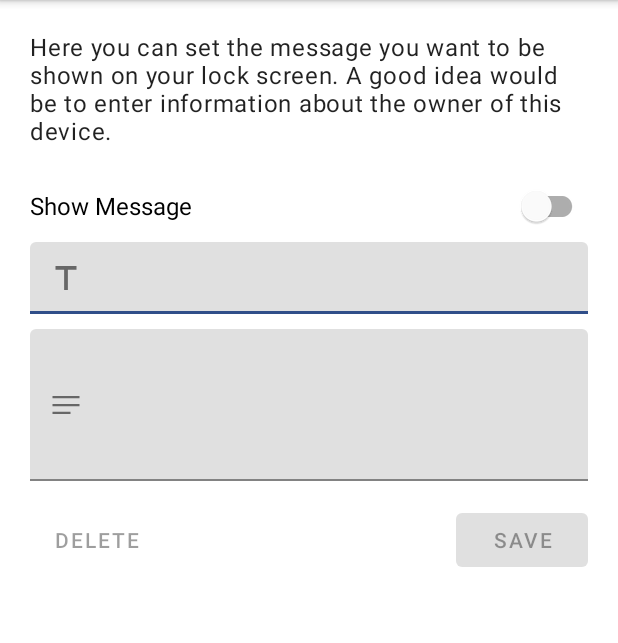
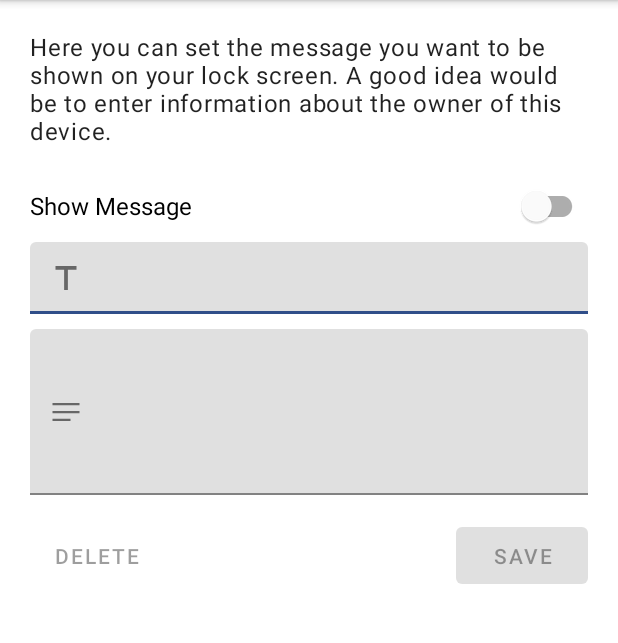
Before and after one commit to isabellwaas/LockScreenMessage, an Android app: the screen it shows after launch (MainActivity), on a phone screen of 412 x 824 dp, the part 84-727 px from its top. Run offline under Robolectric (Android 15) with nearby library versions, the phone set to English and light mode, and no system bars.

Commit message:
Optimize theming and styling

```diff
--- a/app/src/main/res/layout/activity_licenses.xml
+++ b/app/src/main/res/layout/activity_licenses.xml
@@ -12,13 +12,10 @@
         android:layout_marginBottom="154dp">
 
         <com.google.android.material.appbar.MaterialToolbar
+            style="@style/toolbarStyle"
             android:id="@+id/top_app_bar"
-            style="@style/Widget.MaterialComponents.Toolbar.Primary"
-            android:layout_width="match_parent"
-            android:layout_height="?attr/actionBarSize"
             app:title="@string/licences"
             app:navigationIcon="?attr/homeAsUpIndicator"/>
-
     </com.google.android.material.appbar.AppBarLayout>
 
     <WebView
@@ -26,5 +23,4 @@
         android:layout_width="match_parent"
         android:layout_height="match_parent"
         android:layout_marginTop="50dp"/>
-
 </RelativeLayout>
--- a/app/src/main/res/layout/activity_main.xml
+++ b/app/src/main/res/layout/activity_main.xml
@@ -11,13 +11,10 @@
         android:layout_height="wrap_content">
 
         <com.google.android.material.appbar.MaterialToolbar
+            style="@style/toolbarStyle"
             android:id="@+id/top_app_bar"
-            android:layout_width="match_parent"
-            android:layout_height="?attr/actionBarSize"
             app:title="@string/app_name"
-            app:menu="@menu/menu_top_app_bar"
-            style="@style/Widget.MaterialComponents.Toolbar.Primary"
-            />
+            app:menu="@menu/menu_top_app_bar" />
     </com.google.android.material.appbar.AppBarLayout>
 
     <androidx.core.widget.NestedScrollView
@@ -34,7 +31,6 @@
             android:layout_marginRight="20dp"
             android:layout_marginTop="20dp"
             tools:layout_editor_absoluteX="225dp">
-
 
             <TextView
                 android:id="@+id/text_view"
@@ -55,39 +51,27 @@
                 android:textSize="16sp"/>
 
             <com.google.android.material.textfield.TextInputLayout
+                style="@style/textInputLayoutStyle"
                 android:id="@+id/title_text_input"
-                android:layout_width="match_parent"
-                android:layout_height="wrap_content"
                 android:layout_marginBottom="10dp"
-                app:startIconDrawable="@drawable/ic_title"
-                app:hintEnabled="false">
+                app:startIconDrawable="@drawable/ic_title">
 
                 <com.google.android.material.textfield.TextInputEditText
-                    android:layout_width="match_parent"
-                    android:layout_height="wrap_content"
+                    style="@style/textInputEditTextStyle"
                     android:singleLine="true"
-                    android:maxLength="65"
-                    android:gravity="top"
-                    android:paddingTop="13dp"
-                    />
+                    android:maxLength="65"/>
             </com.google.android.material.textfield.TextInputLayout>
 
             <com.google.android.material.textfield.TextInputLayout
+                style="@style/textInputLayoutStyle"
                 android:id="@+id/content_text_input"
-                android:layout_width="match_parent"
-                android:layout_height="wrap_content"
-                app:startIconDrawable="@drawable/ic_notes"
-                app:hintEnabled="false">
+                app:startIconDrawable="@drawable/ic_notes">
 
                 <com.google.android.material.textfield.TextInputEditText
-                    android:layout_width="match_parent"
-                    android:layout_height="wrap_content"
+                    style="@style/textInputEditTextStyle"
                     android:minLines="4"
                     android:maxLines="4"
-                    android:maxLength="240"
-                    android:gravity="top"
-                    android:paddingTop="13dp"
-                    />
+                    android:maxLength="240"/>
             </com.google.android.material.textfield.TextInputLayout>
 
             <RelativeLayout
@@ -96,21 +80,15 @@
                 android:layout_marginTop="15dp">
 
                 <com.google.android.material.button.MaterialButton
+                    style="@style/mainButtonStyleColored"
                     android:id="@+id/save_button"
-                    android:layout_width="wrap_content"
-                    android:layout_height="wrap_content"
                     android:layout_alignParentEnd="true"
-                    android:enabled="false"
-                    android:text="@string/save"
-                    />
+                    android:text="@string/save"/>
 
                 <com.google.android.material.button.MaterialButton
+                    style="@style/mainButtonStyle"
                     android:id="@+id/delete_button"
-                    style="@style/Widget.MaterialComponents.Button.TextButton"
-                    android:layout_width="wrap_content"
-                    android:layout_height="wrap_content"
-                    android:enabled="false"
-                    android:text="@string/delete" />
+                    android:text="@string/delete"/>
 
             </RelativeLayout>
         </LinearLayout>
--- a/app/src/main/res/values-night/themes.xml
+++ /dev/null
@@ -1,17 +0,0 @@
-<resources xmlns:tools="http://schemas.android.com/tools">
-    <!-- Base application theme. -->
-    <style name="Theme.LockScreenMessage" parent="Theme.MaterialComponents.DayNight.DarkActionBar">
-        <!-- Primary brand color. -->
-        <item name="colorPrimary">@color/blue_200</item>
-        <item name="colorPrimaryVariant">@color/blue_700</item>
-        <item name="colorOnPrimary">@color/black</item>
-        <!-- Secondary brand color. -->
-        <item name="colorSecondary">@color/blue_200</item>
-        <item name="colorSecondaryVariant">@color/blue_200</item>
-        <item name="colorOnSecondary">@color/black</item>
-        <!-- Status bar color. -->
-        <item name="android:statusBarColor" >?attr/colorPrimaryVariant</item>
-        <!-- Customize your theme here. -->
-        <!--<item name="colorSurface">?attr/colorPrimary</item>-->
-    </style>
-</resources>
--- a/app/src/main/res/values/colors.xml
+++ b/app/src/main/res/values/colors.xml
@@ -3,8 +3,6 @@
     <color name="blue_200">#627ab9</color>
     <color name="blue_500">#304e89</color>
     <color name="blue_700">#00275b</color>
-    <color name="teal_200">#FF03DAC5</color>
-    <color name="teal_700">#FF018786</color>
     <color name="black">#FF000000</color>
     <color name="white">#FFFFFFFF</color>
 </resources>
--- a/app/src/main/res/values/themes.xml
+++ b/app/src/main/res/values/themes.xml
@@ -1,6 +1,6 @@
 <resources xmlns:tools="http://schemas.android.com/tools">
     <!-- Base application theme. -->
-    <style name="Theme.LockScreenMessage" parent="Theme.MaterialComponents.DayNight">
+    <style name="Theme.LockScreenMessage.NoActionBar" parent="Theme.MaterialComponents.DayNight">
         <!-- Primary brand color. -->
         <item name="colorPrimary">@color/blue_500</item>
         <item name="colorPrimaryVariant">@color/blue_700</item>
@@ -10,16 +10,42 @@
         <item name="colorSecondaryVariant">@color/blue_700</item>
         <item name="colorOnSecondary">@color/white</item>
         <!-- Status bar color. -->
-        <item name="android:statusBarColor" tools:targetApi="l">?attr/colorPrimaryVariant</item>
+        <item name="android:statusBarColor" >?attr/colorPrimaryVariant</item>
         <!-- Customize your theme here. -->
-    </style>
-
-    <style name="Theme.LockScreenMessage.NoActionBar">
         <item name="windowActionBar">false</item>
         <item name="windowNoTitle">true</item>
     </style>
-
-    <style name="Theme.LockScreenMessage.AppBarOverlay" parent="ThemeOverlay.AppCompat.Dark.ActionBar" />
-
-    <style name="Theme.LockScreenMessage.PopupOverlay" parent="ThemeOverlay.AppCompat.Light" />
+    <style name="toolbarStyle" parent="@style/Widget.MaterialComponents.Toolbar.Primary">
+        <item name="android:layout_width">match_parent</item>
+        <item name="android:layout_height">?attr/actionBarSize</item>
+    </style>
+    <style name="textInputLayoutStyle" parent="@style/Widget.MaterialComponents.TextInputLayout.FilledBox">
+        <item name="android:layout_width">match_parent</item>
+        <item name="android:layout_height">wrap_content</item>
+        <item name="hintEnabled">false</item>
+    </style>
+    <style name="textInputEditTextStyle" parent="@style/Widget.AppCompat.EditText">
+        <item name="android:layout_width">match_parent</item>
+        <item name="android:layout_height">wrap_content</item>
+        <item name="android:gravity">top</item>
+        <item name="android:paddingTop">12dp</item>
+    </style>
+    <style name="mainButtonStyle" parent="@style/Widget.MaterialComponents.Button.TextButton">
+        <item name="android:layout_width">wrap_content</item>
+        <item name="android:layout_height">50dp</item>
+        <item name="android:enabled">false</item>
+    </style>
+    <style name="mainButtonStyleColored">
+        <item name="android:layout_width">wrap_content</item>
+        <item name="android:layout_height">50dp</item>
+        <item name="android:enabled">false</item>
+    </style>
+    <style name="aboutButtonStyle" parent="@style/Widget.MaterialComponents.Button.TextButton">
+        <item name="android:layout_width">200dp</item>
+        <item name="android:layout_height">50dp</item>
+        <item name="android:gravity">center</item>
+        <item name="android:layout_marginTop">5dp</item>
+        <item name="android:backgroundTint">?attr/colorPrimary</item>
+        <item name="android:textColor">@color/white</item>
+    </style>
 </resources>
```
Also changed, not shown: app/src/main/AndroidManifest.xml (+4 -8 lines), app/src/main/res/layout/activity_about.xml (+8 -21 lines).
